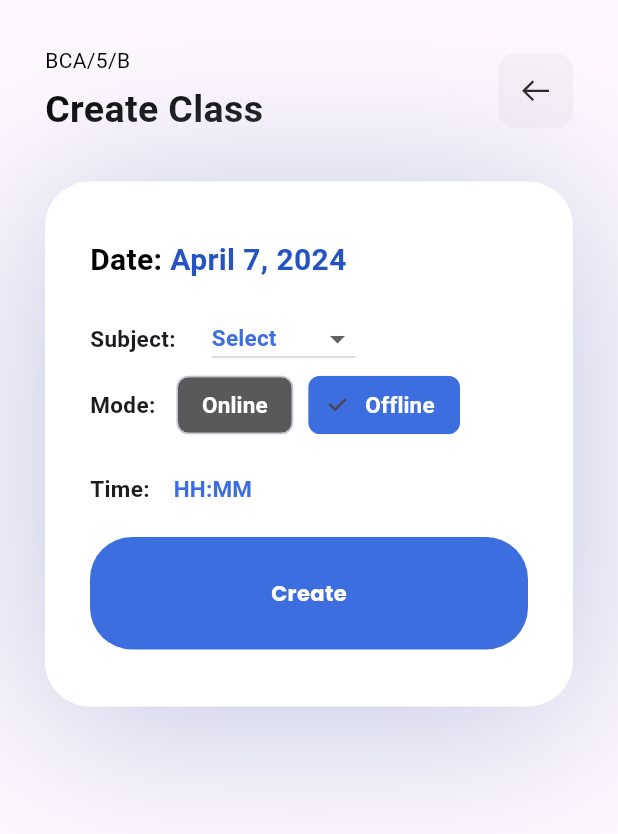
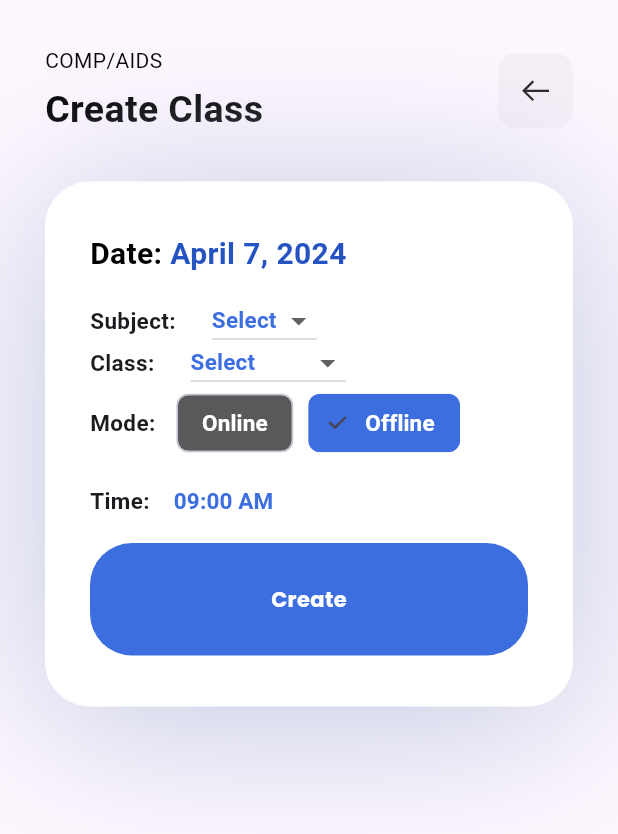
Before and after one commit to ryucraftz/itrack, a Flutter app: the AddClass screen opened directly, on a phone screen of 412 x 824 dp. Shown: the top 834 px of the screen. Run offline on Flutter 3.47's test engine with Material 3 defaults, Android fonts, the phone set to English and light mode, and no system bars; our stand-ins replace expandable, firebase_auth, firebase_core, firebase_database, geolocator, google_fonts and 3 more; missing offline and left inert: day_night_time_picker, dialogs; accounts and stored records are empty.

Commit message:
class added

```diff
--- a/lib/admin/add_class.dart
+++ b/lib/admin/add_class.dart
@@ -6,9 +6,10 @@ import 'package:line_icons/line_icons.dart';
 import 'package:itrack/models/globals.dart' as globals;
 import 'package:intl/intl.dart';
 import 'package:day_night_time_picker/day_night_time_picker.dart';
+import 'package:firebase_database/firebase_database.dart';
 
 class AddClass extends StatefulWidget {
-  const AddClass({super.key});
+  const AddClass({Key? key}) : super(key: key);
 
   @override
   State<AddClass> createState() => _AddClassState();
@@ -17,43 +18,35 @@ class AddClass extends StatefulWidget {
 class _AddClassState extends State<AddClass> {
   final dateToday = DateTime.now();
 
-  getDate() {
+  String getDate() {
     String formattedDate = DateFormat.yMMMMd('en_US').format(dateToday);
     return formattedDate;
   }
 
-  String pickedTime = "HH:MM";
-  String amORpm = 'AM';
-  String hh = 'HH';
-  String mm = 'MM';
+  TimeOfDay _time = const TimeOfDay(hour: 9, minute: 0);
 
-  TimeOfDay _time = const TimeOfDay(hour: 9, minute: 0);
+  String formatTime(TimeOfDay time) {
+    String amOrPm = 'AM';
+    int hour = time.hour;
+    if (hour >= 12) {
+      amOrPm = 'PM';
+      if (hour > 12) {
+        hour -= 12;
+      }
+    }
+    String hourStr = hour.toString().padLeft(2, '0');
+    String minuteStr = time.minute.toString().padLeft(2, '0');
+    return '$hourStr:$minuteStr $amOrPm';
+  }
+
   void onTimeChanged(TimeOfDay newTime) {
     setState(() {
       _time = newTime;
-
-      hh = _time.hour.toString();
-      int inthh = _time.hour.toInt();
-      //To check AM or PM
-      if (_time.hour.toInt() > 11) {
-        amORpm = 'PM';
-      }
-      //To convert to 12 hr format
-      if (_time.hour.toInt() > 12) {
-        inthh = (_time.hour.toInt() - 12);
-        hh = inthh.toString();
-      }
-      //To add 0 at the beginning if time is less than 9
-      if (inthh <= 9) {
-        hh = "0$inthh";
-      }
-
-      mm = _time.minute.toString();
-      pickedTime = "$hh:00 - $amORpm";
     });
   }
 
   String dropdownValue = 'Select';
+  String classDropdownValue = 'Select';
   bool chipSelection = true;
 
   @override
@@ -74,7 +67,7 @@ class _AddClassState extends State<AddClass> {
                       crossAxisAlignment: CrossAxisAlignment.start,
                       children: const [
                         Text(
-                          "BCA/5/B",
+                          "COMP/AIDS",
                           style: TextStyle(fontSize: 14, color: Colors.black),
                         ),
                         SizedBox(
@@ -196,6 +189,49 @@ class _AddClassState extends State<AddClass> {
                         Row(
                           children: [
                             const Text(
+                              "Class: ",
+                              style: TextStyle(
+                                  fontSize: 15, fontWeight: FontWeight.bold),
+                            ),
+                            const SizedBox(
+                              width: 20,
+                            ),
+                            DropdownButton(
+                                isDense: true,
+                                borderRadius: BorderRadius.circular(30),
+                                hint: Text(
+                                  classDropdownValue,
+                                  style: const TextStyle(
+                                      color: ThemeColor.primary,
+                                      fontSize: 15,
+                                      fontWeight: FontWeight.bold),
+                                ),
+                                items: ['SE COMP A', 'SE COMP B', 'SE AIDS A']
+                                    .map(
+                                      (e) => DropdownMenuItem(
+                                        value: e,
+                                        child: Center(
+                                          child: Text(
+                                            e,
+                                            style: const TextStyle(
+                                                color: ThemeColor.primary,
+                                                fontSize: 15,
+                                                fontWeight: FontWeight.bold),
+                                          ),
+                                        ),
+                                      ),
+                                    )
+                                    .toList(),
+                                onChanged: (value) {
+                                  setState(() {
+                                    classDropdownValue = value.toString();
+                                  });
+                                }),
+                          ],
+                        ),
+                        Row(
+                          children: [
+                            const Text(
                               "Mode: ",
                               style: TextStyle(
                                   fontSize: 15, fontWeight: FontWeight.bold),
@@ -253,13 +289,13 @@ class _AddClassState extends State<AddClass> {
                                     is24HrFormat: false,
                                     iosStylePicker: true,
                                     context: context,
-                                    value: _time,
+                                    value: timeOfDayToTime(_time),
                                     onChange: onTimeChanged,
                                   ),
                                 );
                               },
                               child: Text(
-                                pickedTime,
+                                formatTime(_time),
                                 style: const TextStyle(
                                     color: ThemeColor.primary,
                                     fontSize: 15,
@@ -274,12 +310,13 @@ class _AddClassState extends State<AddClass> {
                               String dateForDB =
                                   "${dateToday.year}/${dateToday.month}/${dateToday.day}/$dropdownValue";
 
-                              final classReferance = dbReference
+                              final classReference = dbReference
                                   .child('class/timetable/$dateForDB');
-                              classReferance.set({
+                              classReference.set({
                                 'subject': dropdownValue,
+                                'class': classDropdownValue,
                                 'mode': chipSelection,
-                                'time': pickedTime,
+                                'time': formatTime(_time),
                                 'isnottaken': true,
                                 'islistening': false
                               }).then((value) => Navigator.pop(context));
@@ -296,3 +333,7 @@ class _AddClassState extends State<AddClass> {
     );
   }
 }
+
+Time timeOfDayToTime(TimeOfDay timeOfDay) {
+  return Time(hour: timeOfDay.hour, minute: timeOfDay.minute);
+}
--- a/lib/admin/admin_dashb.dart
+++ b/lib/admin/admin_dashb.dart
@@ -127,7 +127,7 @@ class _AdminDashboardState extends State<AdminDashboard> {
                                       color: ThemeColor.white),
                                 ),
                                 const Text(
-                                  "BCA/5/B",
+                                  "COMP/AIDS",
                                   style: TextStyle(
                                       fontSize: 13,
                                       fontWeight: FontWeight.w400,
--- a/lib/admin/student_list.dart
+++ b/lib/admin/student_list.dart
@@ -32,7 +32,7 @@ class _StudentListState extends State<StudentList> {
                       crossAxisAlignment: CrossAxisAlignment.start,
                       children: const [
                         Text(
-                          "BCA/5/B",
+                          "SE/COMP/B",
                           style: TextStyle(fontSize: 14, color: Colors.black),
                         ),
                         SizedBox(
--- a/lib/admin/upload_ia.dart
+++ b/lib/admin/upload_ia.dart
@@ -37,7 +37,7 @@ class _UploadIAState extends State<UploadIA> {
                       crossAxisAlignment: CrossAxisAlignment.start,
                       children: const [
                         Text(
-                          "BCA/5/B",
+                          "SE/COMP/B",
                           style: TextStyle(fontSize: 14, color: Colors.black),
                         ),
                         SizedBox(
--- a/lib/admin/view_classes.dart
+++ b/lib/admin/view_classes.dart
@@ -46,7 +46,7 @@ class _ViewClassesState extends State<ViewClasses> {
                       crossAxisAlignment: CrossAxisAlignment.start,
                       children: const [
                         Text(
-                          "BCA/5/B",
+                          "SE/COMP/B",
                           style: TextStyle(fontSize: 14, color: Colors.black),
                         ),
                         SizedBox(
--- a/lib/admin/view_queries.dart
+++ b/lib/admin/view_queries.dart
@@ -47,7 +47,7 @@ class _ViewQueriesState extends State<ViewQueries> {
                       crossAxisAlignment: CrossAxisAlignment.start,
                       children: const [
                         Text(
-                          "BCA/5/B",
+                          "SE/COMP/B",
                           style: TextStyle(fontSize: 14, color: Colors.black),
                         ),
                         SizedBox(
--- a/lib/main.dart
+++ b/lib/main.dart
@@ -5,7 +5,14 @@ import 'package:firebase_database/firebase_database.dart';
 import 'package:flutter/material.dart';
 import 'package:flutter/services.dart';
 import 'package:geolocator/geolocator.dart';
+import 'package:itrack/admin/add_class.dart';
+import 'package:itrack/admin/admin_dashb.dart';
+import 'package:itrack/admin/student_list.dart';
+import 'package:itrack/admin/view_classes.dart';
 import 'package:itrack/firebase_options.dart';
+import 'package:itrack/screens/login_page.dart';
+import 'package:itrack/screens/signup_page.dart';
+import 'package:itrack/user/user_dashb.dart';
 import 'package:location/location.dart' as loc;
 import 'package:itrack/services/auth_service.dart';
 import 'package:itrack/services/wrapper.dart';
@@ -71,7 +78,7 @@ class MyApp extends StatelessWidget {
         debugShowCheckedModeBanner: false,
         title: 'itrack',
         theme: ThemeData(primarySwatch: Colors.blue),
-        home: Wrapper(),
+        home: const AdminDashboard(),
       ),
     );
   }
--- a/lib/models/globals.dart
+++ b/lib/models/globals.dart
@@ -10,12 +10,14 @@ String timeOfClass = 'time';
 
 //SUBJECTS FOR COUNTING CLASSES
 List<String> subjects = [
-  'C++',
-  'Dart',
-  'Java',
-  'Javascript',
-  'Python',
-  'Swift'
+  'DSA',
+  'M3',
+  'PPL',
+  'MP',
+  'SE',
+  'IOT',
+  'MIS',
+  'STATS'
 ];
 
 List subjectsAttendance = [];
--- a/lib/services/auth_service.dart
+++ b/lib/services/auth_service.dart
@@ -1,12 +1,12 @@
-
 import 'package:firebase_auth/firebase_auth.dart';
+import 'package:firebase_database/firebase_database.dart';
 
 class AuthService {
   final FirebaseAuth _auth = FirebaseAuth.instance;
+  final DatabaseReference _database = FirebaseDatabase.instance.reference();
 
   // Sign in with email and password
-  Future<User?> signInWithEmailAndPassword(
-      String email, String password) async {
+  Future<User?> signInWithEmailAndPassword(String email, String password) async {
     try {
       UserCredential result = await _auth.signInWithEmailAndPassword(
           email: email, password: password);
@@ -18,8 +18,7 @@ class AuthService {
   }
 
   // Register with email and password
-  Future<User?> createUserWithEmailAndPassword(
-      String name, String email, String password) async {
+  Future<User?> createUserWithEmailAndPassword(String name, String email, String password) async {
     try {
       UserCredential result = await _auth.createUserWithEmailAndPassword(
           email: email, password: password);
@@ -47,4 +46,14 @@ class AuthService {
   Stream<User?> authStateChanges() {
     return _auth.authStateChanges();
   }
+
+  // Add a class to the database
+  Future<void> addClass(String dateForDB, Map<String, dynamic> classData) async {
+    try {
+      await _database.child('class/timetable/$dateForDB').set(classData);
+    } catch (e) {
+      print(e.toString());
+      throw Exception('Failed to add class to the database');
+    }
+  }
 }
--- a/lib/services/wrapper.dart
+++ b/lib/services/wrapper.dart
@@ -4,7 +4,7 @@ import 'package:itrack/screens/start_page.dart';
 import 'package:itrack/screens/login_page.dart';
 
 class Wrapper extends StatelessWidget {
-  const Wrapper({Key? key}) : super(key: key);
+  const Wrapper({super.key});
 
   @override
   Widget build(BuildContext context) {
--- a/lib/user/queries.dart
+++ b/lib/user/queries.dart
@@ -70,7 +70,7 @@ class _AddQueriesState extends State<AddQueries> {
                       crossAxisAlignment: CrossAxisAlignment.start,
                       children: const [
                         Text(
-                          "BCA/5/B",
+                          "SE/COMP/B",
                           style: TextStyle(fontSize: 14, color: Colors.black),
                         ),
                         SizedBox(
--- a/lib/user/subject_attendance.dart
+++ b/lib/user/subject_attendance.dart
@@ -21,7 +21,7 @@ class SubejctAttendance extends StatelessWidget {
                     crossAxisAlignment: CrossAxisAlignment.start,
                     children: const [
                       Text(
-                        "BCA/5/B",
+                        "SE/COMP/B",
                         style: TextStyle(fontSize: 14, color: ThemeColor.black),
                       ),
                       SizedBox(
--- a/lib/user/view_ia_marks.dart
+++ b/lib/user/view_ia_marks.dart
@@ -29,7 +29,7 @@ class _ViewIaMarksState extends State<ViewIaMarks> {
                     crossAxisAlignment: CrossAxisAlignment.start,
                     children: const [
                       Text(
-                        "BCA/5/B",
+                        "SE/COMP/B",
                         style: TextStyle(fontSize: 14, color: ThemeColor.black),
                       ),
                       SizedBox(
```
